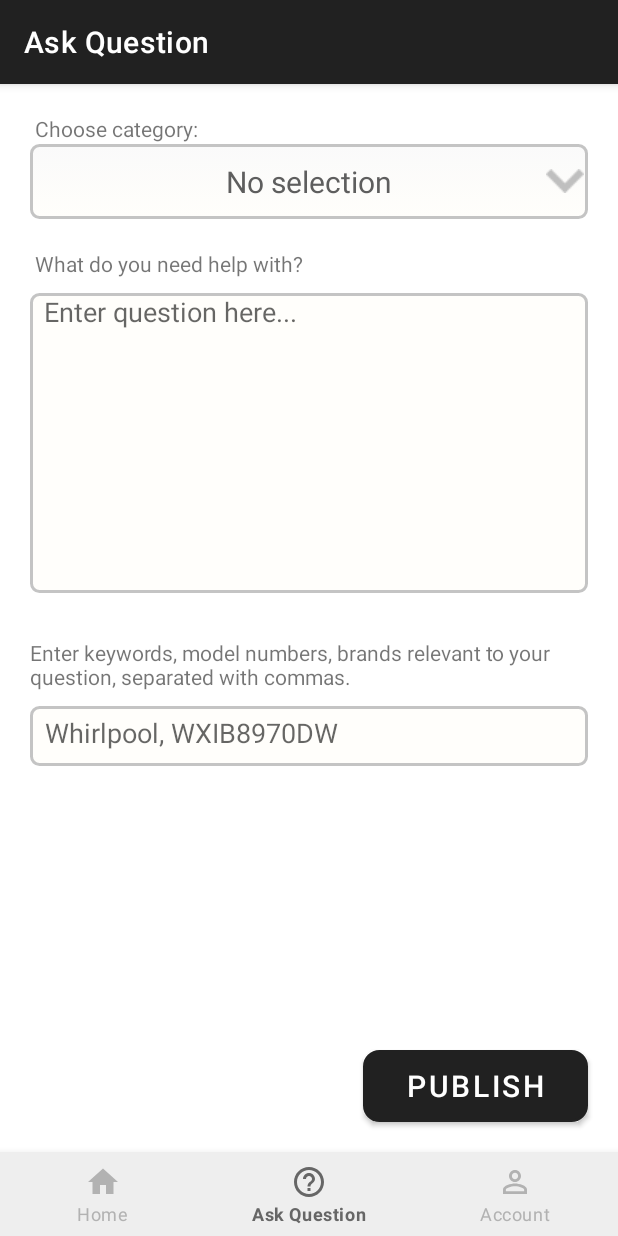
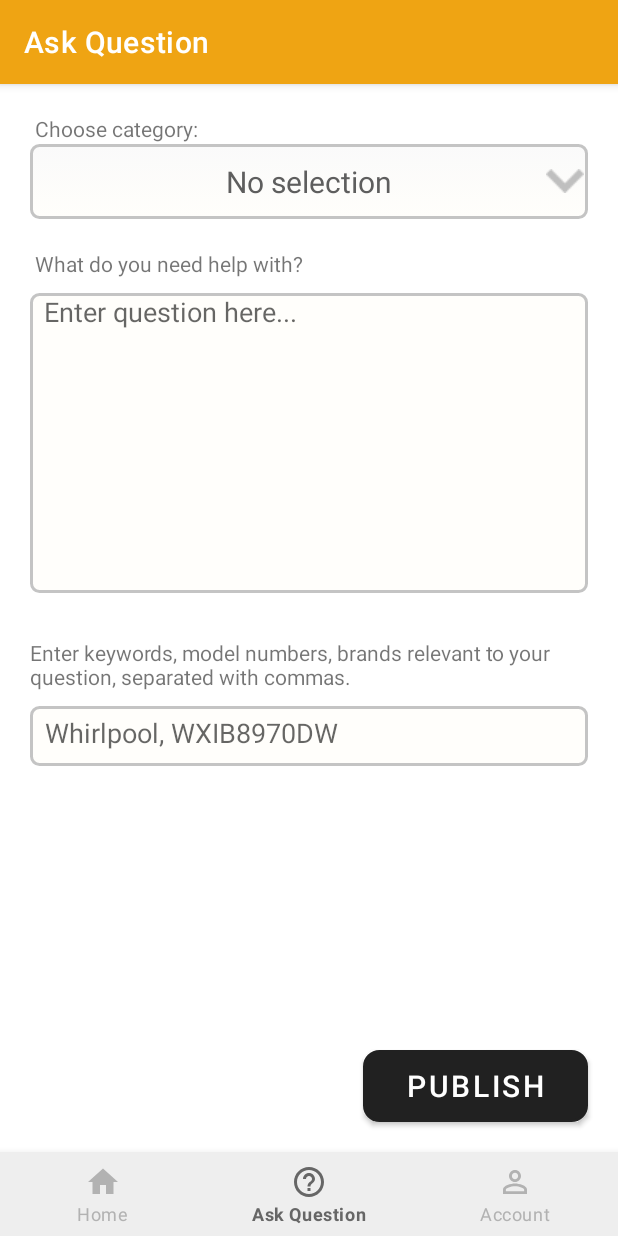
Before and after one commit to dmitrokh/pocketHandyman-fa19-hippo, an Android app: the AskQuestionActivity screen opened directly, with no data from a screen before it, on a phone screen of 412 x 824 dp. Run offline under Robolectric (Android 15) with nearby library versions, the phone set to English and light mode, and no system bars; our stand-ins replace Firebase (no records; nobody signed in at launch, a user with empty details on screens opened directly).

Commit message:
color fixes

```diff
--- a/app/src/main/java/com/example/pockethandyman/AskQuestionActivity.java
+++ b/app/src/main/java/com/example/pockethandyman/AskQuestionActivity.java
@@ -1,6 +1,6 @@
 package com.example.pockethandyman;
 
-import android.app.ActionBar;
+
 import android.content.Intent;
 import android.graphics.Color;
 import android.graphics.drawable.ColorDrawable;
@@ -25,6 +25,7 @@ import com.google.firebase.database.DatabaseReference;
 import com.google.firebase.database.FirebaseDatabase;
 
 import androidx.annotation.NonNull;
+import androidx.appcompat.app.ActionBar;
 import androidx.appcompat.app.AppCompatActivity;
 
 import java.util.ArrayList;
@@ -45,7 +46,9 @@ public class AskQuestionActivity extends AppCompatActivity implements AdapterVie
         super.onCreate(savedInstanceState);
         setContentView(R.layout.activity_ask_question);
 
-        getSupportActionBar().setDisplayHomeAsUpEnabled(false);
+        ActionBar actionBar = getSupportActionBar();
+        actionBar.setDisplayHomeAsUpEnabled(false);
+        actionBar.setBackgroundDrawable(new ColorDrawable(getResources().getColor(R.color.logoColor)));
 
         chooseCategory = findViewById(R.id.spinner);
         ArrayAdapter adapter = ArrayAdapter.createFromResource(this, R.array.rubrik_array,
--- a/app/src/main/res/layout/activity_ask_question.xml
+++ b/app/src/main/res/layout/activity_ask_question.xml
@@ -93,7 +93,7 @@
         android:layout_marginEnd="20dp"
         android:layout_marginBottom="20dp"
         android:background="@drawable/custom_button"
-        android:backgroundTint="@color/colorPrimary"
+        android:backgroundTint="@color/logoColor"
         android:text="Publish"
         android:textAlignment="center"
         android:textColor="#FFFFFF"
--- a/app/src/main/res/values/colors.xml
+++ b/app/src/main/res/values/colors.xml
@@ -4,4 +4,5 @@
     <color name="colorPrimaryDark">#5E5E5E</color>
     <color name="colorAccent">#D81B60</color>
     <color name="bottomNavBarBackground">#EEEEEE</color>
+    <color name="logoColor">#EFA413</color>
 </resources>
```
